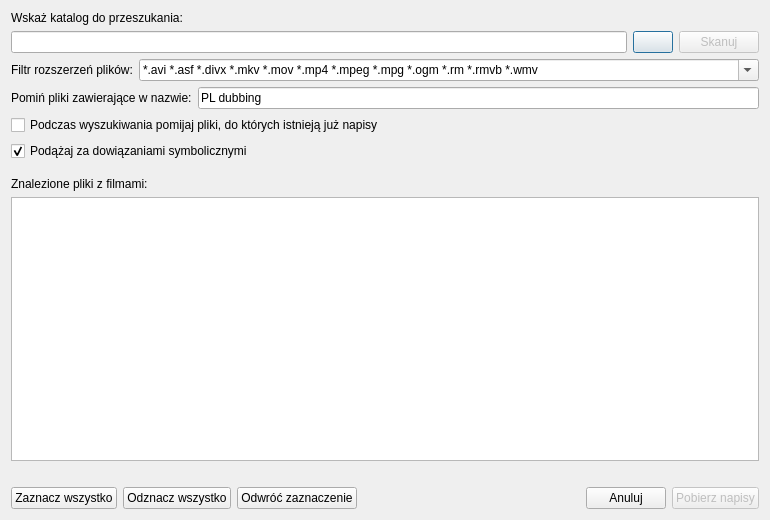
Above: gui/ui/frmscan.ui from QNapi/qnapi before the change. Below: the same form after it.
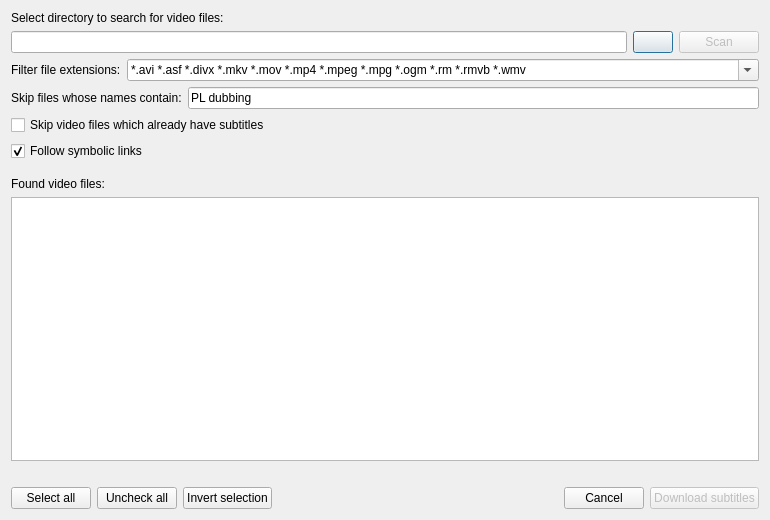
That is the form after the change. Icons and pictures are not drawn. Custom widgets are drawn as their Qt base class.

Patch:
```diff
--- a/gui/ui/frmscan.ui
+++ b/gui/ui/frmscan.ui
@@ -25,7 +25,7 @@
    <item row="0" column="0" >
     <widget class="QLabel" name="lbDirectory" >
      <property name="text" >
-      <string>Wskaż katalog do przeszukania:</string>
+      <string>Select directory to search for video files:</string>
      </property>
     </widget>
    </item>
@@ -57,7 +57,7 @@
         <bool>false</bool>
        </property>
        <property name="text" >
-        <string>Skanuj</string>
+        <string>Scan</string>
        </property>
       </widget>
      </item>
@@ -77,7 +77,7 @@
         </sizepolicy>
        </property>
        <property name="text" >
-        <string>Filtr rozszerzeń plików:</string>
+        <string>Filter file extensions:</string>
        </property>
       </widget>
      </item>
@@ -108,7 +108,7 @@
      <item>
       <widget class="QLabel" name="lbSkip" >
        <property name="text" >
-        <string>Pomiń pliki zawierające w nazwie:</string>
+        <string>Skip files whose names contain:</string>
        </property>
       </widget>
      </item>
@@ -124,7 +124,7 @@
    <item row="4" column="0" >
     <widget class="QCheckBox" name="cbSkipIfSubtitlesExists" >
      <property name="text" >
-      <string>Podczas wyszukiwania pomijaj pliki, do których istnieją już napisy</string>
+      <string>Skip video files which already have subtitles</string>
      </property>
     </widget>
    </item>
@@ -136,7 +136,7 @@
      <item>
       <widget class="QLabel" name="lbMovies" >
        <property name="text" >
-        <string>Znalezione pliki z filmami:</string>
+        <string>Found video files:</string>
        </property>
       </widget>
      </item>
@@ -174,21 +174,21 @@
        <item>
         <widget class="QPushButton" name="pbSelectAll" >
          <property name="text" >
-          <string>Zaznacz wszystko</string>
+          <string>Select all</string>
          </property>
         </widget>
        </item>
        <item>
         <widget class="QPushButton" name="pbUnselectAll" >
          <property name="text" >
-          <string>Odznacz wszystko</string>
+          <string>Uncheck all</string>
          </property>
         </widget>
        </item>
        <item>
         <widget class="QPushButton" name="pbInvertSelection" >
          <property name="text" >
-          <string>Odwróć zaznaczenie</string>
+          <string>Invert selection</string>
          </property>
         </widget>
        </item>
@@ -208,7 +208,7 @@
        <item>
         <widget class="QPushButton" name="pbCancel" >
          <property name="text" >
-          <string>Anuluj</string>
+          <string>Cancel</string>
          </property>
         </widget>
        </item>
@@ -218,7 +218,7 @@
           <bool>false</bool>
          </property>
          <property name="text" >
-          <string>Pobierz napisy</string>
+          <string>Download subtitles</string>
          </property>
         </widget>
        </item>
@@ -229,7 +229,7 @@
    <item row="5" column="0" >
     <widget class="QCheckBox" name="cbFollowSymLinks" >
      <property name="text" >
-      <string>Podążaj za dowiązaniami symbolicznymi</string>
+      <string>Follow symbolic links</string>
      </property>
      <property name="checked" >
       <bool>true</bool>
```
Left out of the diff: 2 changed lines with no effect on the pictures.
